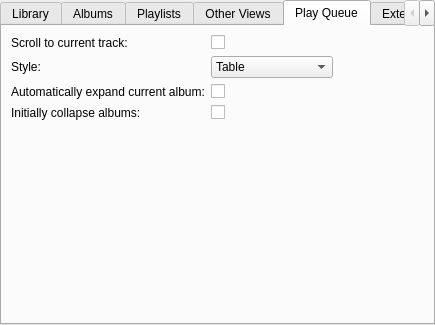
First picture: the form in gui/interfacesettings.ui, repository polpo/cantata-mac, before the edit.
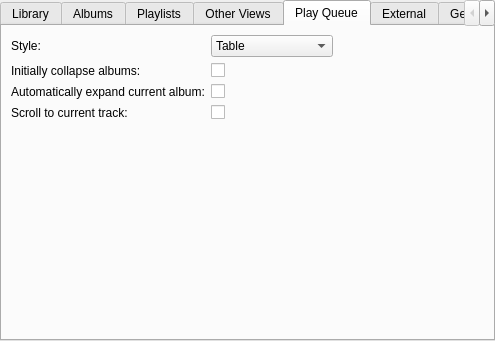
Second picture: the form after the edit. The open tabs and pages were chosen to show the change. Custom widgets are drawn as their Qt base class.

```diff
--- a/gui/interfacesettings.ui
+++ b/gui/interfacesettings.ui
@@ -6,8 +6,8 @@
    <rect>
     <x>0</x>
     <y>0</y>
-    <width>435</width>
-    <height>325</height>
+    <width>495</width>
+    <height>341</height>
    </rect>
   </property>
   <property name="windowTitle">
@@ -328,19 +328,6 @@
         <enum>QFormLayout::ExpandingFieldsGrow</enum>
        </property>
        <item row="0" column="0">
-        <widget class="BuddyLabel" name="playQueueScrollLabel">
-         <property name="text">
-          <string>Scroll to current track:</string>
-         </property>
-         <property name="buddy">
-          <cstring>playQueueScroll</cstring>
-         </property>
-        </widget>
-       </item>
-       <item row="0" column="1">
-        <widget class="OnOffButton" name="playQueueScroll"/>
-       </item>
-       <item row="1" column="0">
         <widget class="BuddyLabel" name="playQueueGroupedLabel">
          <property name="text">
           <string>Style:</string>
@@ -350,7 +337,7 @@
          </property>
         </widget>
        </item>
-       <item row="1" column="1">
+       <item row="0" column="1">
         <widget class="QComboBox" name="playQueueGrouped">
          <item>
           <property name="text">
@@ -364,6 +351,23 @@
          </item>
         </widget>
        </item>
+       <item row="1" column="0">
+        <widget class="BuddyLabel" name="playQueueStartClosedLabel">
+         <property name="text">
+          <string>Initially collapse albums:</string>
+         </property>
+         <property name="buddy">
+          <cstring>playQueueStartClosed</cstring>
+         </property>
+        </widget>
+       </item>
+       <item row="1" column="1">
+        <widget class="OnOffButton" name="playQueueStartClosed">
+         <property name="text">
+          <string/>
+         </property>
+        </widget>
+       </item>
        <item row="2" column="0">
         <widget class="BuddyLabel" name="playQueueAutoExpandLabel">
          <property name="text">
@@ -382,9 +386,9 @@
         </widget>
        </item>
        <item row="3" column="0">
-        <widget class="BuddyLabel" name="playQueueStartClosedLabel">
+        <widget class="BuddyLabel" name="playQueueScrollLabel">
          <property name="text">
-          <string>Initially collapse albums:</string>
+          <string>Scroll to current track:</string>
          </property>
          <property name="buddy">
           <cstring>playQueueStartClosed</cstring>
@@ -392,11 +396,7 @@
         </widget>
        </item>
        <item row="3" column="1">
-        <widget class="OnOffButton" name="playQueueStartClosed">
-         <property name="text">
-          <string/>
-         </property>
-        </widget>
+        <widget class="OnOffButton" name="playQueueScroll"/>
        </item>
       </layout>
      </widget>
```
Left out of the diff: 11 changed lines with no effect on the pictures.
